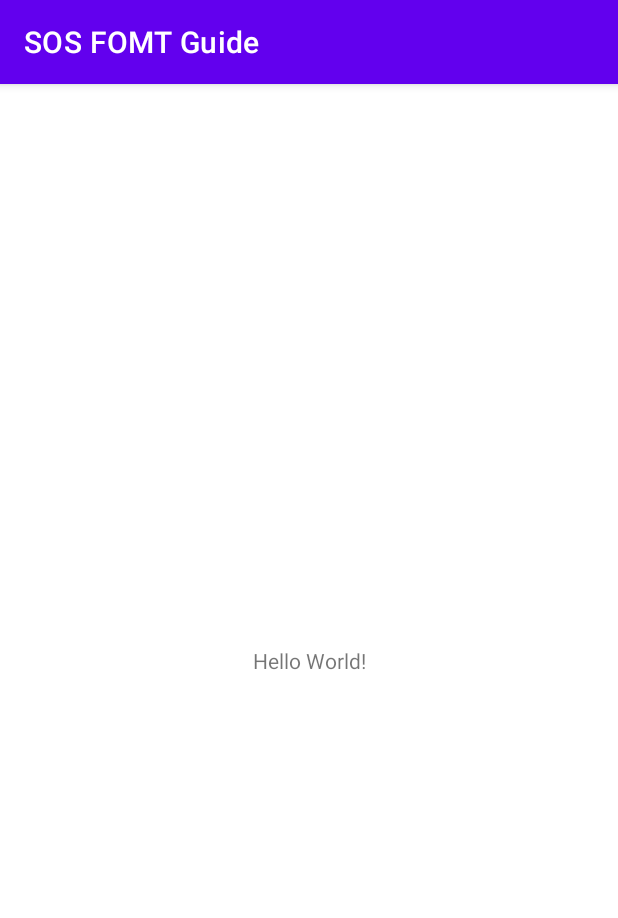
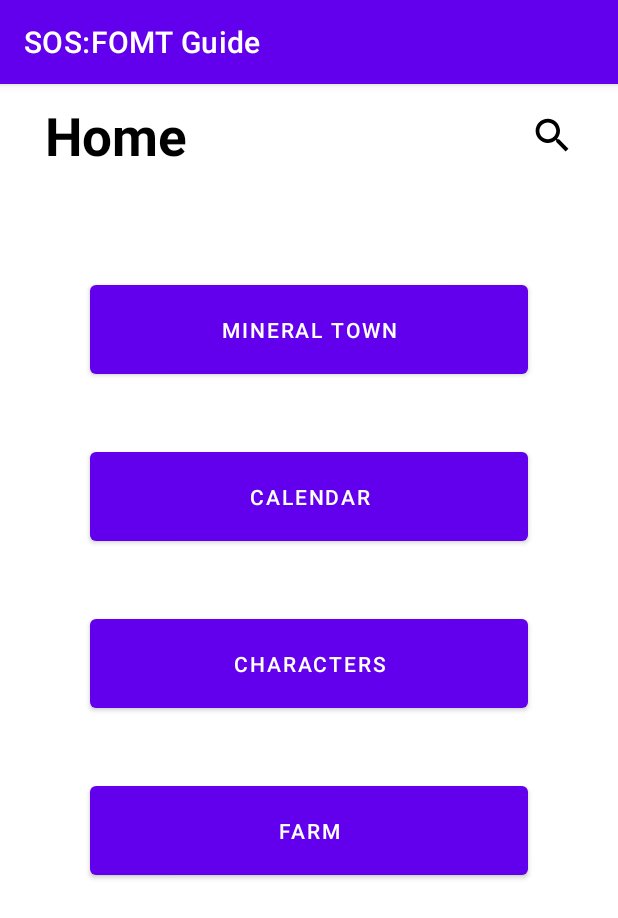
Before and after one commit to mkweman/SOS-FOMT-Guide, an Android app: the screen it shows after launch (MainActivity), on a phone screen of 412 x 824 dp. Shown: the top 918 px of the screen. Run offline under Robolectric (Android 15) with nearby library versions, the phone set to English and light mode, and no system bars.

Commit message:
Added the home page and the farm page

```diff
--- /dev/null
+++ b/app/src/main/java/com/project/sosfomtguide/HomeFragment.kt
@@ -0,0 +1,29 @@
+package com.project.sosfomtguide
+
+import android.os.Bundle
+import androidx.fragment.app.Fragment
+import android.view.LayoutInflater
+import android.view.View
+import android.view.ViewGroup
+
+class HomeFragment : Fragment() {
+
+    override fun onCreate(savedInstanceState: Bundle?) {
+        super.onCreate(savedInstanceState)
+    }
+
+    override fun onCreateView(
+        inflater: LayoutInflater, container: ViewGroup?,
+        savedInstanceState: Bundle?
+    ): View? {
+        // Inflate the layout for this fragment
+        return inflater.inflate(R.layout.fragment_home, container, false)
+    }
+
+    companion object {
+        @JvmStatic
+        fun newInstance(): HomeFragment {
+            return HomeFragment()
+        }
+    }
+}
--- /dev/null
+++ b/app/src/main/res/drawable/ic_calendar_24.xml
@@ -0,0 +1,5 @@
+<vector android:height="24dp" android:tint="#000000"
+    android:viewportHeight="24" android:viewportWidth="24"
+    android:width="24dp" xmlns:android="http://schemas.android.com/apk/res/android">
+    <path android:fillColor="@android:color/white" android:pathData="M20,3h-1L19,1h-2v2L7,3L7,1L5,1v2L4,3c-1.1,0 -2,0.9 -2,2v16c0,1.1 0.9,2 2,2h16c1.1,0 2,-0.9 2,-2L22,5c0,-1.1 -0.9,-2 -2,-2zM20,21L4,21L4,8h16v13z"/>
+</vector>
--- /dev/null
+++ b/app/src/main/res/drawable/ic_home_24.xml
@@ -0,0 +1,5 @@
+<vector android:height="24dp" android:tint="#000000"
+    android:viewportHeight="24" android:viewportWidth="24"
+    android:width="24dp" xmlns:android="http://schemas.android.com/apk/res/android">
+    <path android:fillColor="@android:color/white" android:pathData="M10,20v-6h4v6h5v-8h3L12,3 2,12h3v8z"/>
+</vector>
--- /dev/null
+++ b/app/src/main/res/drawable/ic_home_30.xml
@@ -0,0 +1,5 @@
+<vector android:height="30dp" android:tint="#000000"
+    android:viewportHeight="24" android:viewportWidth="24"
+    android:width="30dp" xmlns:android="http://schemas.android.com/apk/res/android">
+    <path android:fillColor="@android:color/white" android:pathData="M10,20v-6h4v6h5v-8h3L12,3 2,12h3v8z"/>
+</vector>
--- /dev/null
+++ b/app/src/main/res/drawable/ic_map_24.xml
@@ -0,0 +1,5 @@
+<vector android:height="24dp" android:tint="#000000"
+    android:viewportHeight="24" android:viewportWidth="24"
+    android:width="24dp" xmlns:android="http://schemas.android.com/apk/res/android">
+    <path android:fillColor="@android:color/white" android:pathData="M20.5,3l-0.16,0.03L15,5.1 9,3 3.36,4.9c-0.21,0.07 -0.36,0.25 -0.36,0.48V20.5c0,0.28 0.22,0.5 0.5,0.5l0.16,-0.03L9,18.9l6,2.1 5.64,-1.9c0.21,-0.07 0.36,-0.25 0.36,-0.48V3.5c0,-0.28 -0.22,-0.5 -0.5,-0.5zM15,19l-6,-2.11V5l6,2.11V19z"/>
+</vector>
--- /dev/null
+++ b/app/src/main/res/drawable/ic_person_24.xml
@@ -0,0 +1,5 @@
+<vector android:height="24dp" android:tint="#000000"
+    android:viewportHeight="24" android:viewportWidth="24"
+    android:width="24dp" xmlns:android="http://schemas.android.com/apk/res/android">
+    <path android:fillColor="@android:color/white" android:pathData="M12,12c2.21,0 4,-1.79 4,-4s-1.79,-4 -4,-4 -4,1.79 -4,4 1.79,4 4,4zM12,14c-2.67,0 -8,1.34 -8,4v2h16v-2c0,-2.66 -5.33,-4 -8,-4z"/>
+</vector>
--- /dev/null
+++ b/app/src/main/res/drawable/ic_search_24.xml
@@ -0,0 +1,5 @@
+<vector android:height="24dp" android:tint="#000000"
+    android:viewportHeight="24" android:viewportWidth="24"
+    android:width="24dp" xmlns:android="http://schemas.android.com/apk/res/android">
+    <path android:fillColor="@android:color/white" android:pathData="M15.5,14h-0.79l-0.28,-0.27C15.41,12.59 16,11.11 16,9.5 16,5.91 13.09,3 9.5,3S3,5.91 3,9.5 5.91,16 9.5,16c1.61,0 3.09,-0.59 4.23,-1.57l0.27,0.28v0.79l5,4.99L20.49,19l-4.99,-5zM9.5,14C7.01,14 5,11.99 5,9.5S7.01,5 9.5,5 14,7.01 14,9.5 11.99,14 9.5,14z"/>
+</vector>
--- /dev/null
+++ b/app/src/main/res/drawable/ic_search_30.xml
@@ -0,0 +1,5 @@
+<vector android:height="30dp" android:tint="#000000"
+    android:viewportHeight="24" android:viewportWidth="24"
+    android:width="30dp" xmlns:android="http://schemas.android.com/apk/res/android">
+    <path android:fillColor="@android:color/white" android:pathData="M15.5,14h-0.79l-0.28,-0.27C15.41,12.59 16,11.11 16,9.5 16,5.91 13.09,3 9.5,3S3,5.91 3,9.5 5.91,16 9.5,16c1.61,0 3.09,-0.59 4.23,-1.57l0.27,0.28v0.79l5,4.99L20.49,19l-4.99,-5zM9.5,14C7.01,14 5,11.99 5,9.5S7.01,5 9.5,5 14,7.01 14,9.5 11.99,14 9.5,14z"/>
+</vector>
--- a/app/src/main/res/layout/activity_main.xml
+++ b/app/src/main/res/layout/activity_main.xml
@@ -6,13 +6,72 @@
     android:layout_height="match_parent"
     tools:context=".MainActivity">
 
-    <TextView
-        android:layout_width="wrap_content"
+    <androidx.constraintlayout.widget.ConstraintLayout
+        android:id="@+id/topNav"
+        android:layout_width="match_parent"
         android:layout_height="wrap_content"
-        android:text="Hello World!"
+        android:paddingVertical="10dp"
+        app:layout_constraintEnd_toEndOf="parent"
+        app:layout_constraintStart_toStartOf="parent"
+        app:layout_constraintTop_toTopOf="parent"
+        app:layout_constraintBottom_toTopOf="@id/mainFragmentView">
+
+        <!--<ImageButton
+            android:id="@+id/button_home"
+            style="?android:attr/borderlessButtonStyle"
+            android:layout_width="0dp"
+            android:layout_height="wrap_content"
+            android:layout_weight=".2"
+            android:background="?android:attr/windowBackground"
+            android:contentDescription="@string/title_home"
+            android:src="@drawable/ic_home_30"
+            app:tint="?android:colorButtonNormal"
+            tools:layout_editor_absoluteX="146dp"
+            tools:layout_editor_absoluteY="158dp" />-->
+
+        <TextView
+            android:id="@+id/text_header"
+            android:layout_width="0dp"
+            android:layout_height="match_parent"
+            android:layout_weight=".7"
+            android:text="@string/title_header"
+            android:paddingStart="30dp"
+            android:gravity="start"
+            android:textColor="?android:textColorPrimary"
+            android:textSize="16pt"
+            android:textStyle="bold"
+            app:layout_constraintBottom_toBottomOf="parent"
+            app:layout_constraintEnd_toStartOf="@+id/button_search"
+            app:layout_constraintStart_toStartOf="parent"
+            app:layout_constraintTop_toTopOf="parent"
+            tools:ignore="RtlSymmetry" />
+
+        <ImageButton
+            android:id="@+id/button_search"
+            style="?android:attr/borderlessButtonStyle"
+            android:layout_width="0dp"
+            android:layout_height="wrap_content"
+            android:layout_weight=".3"
+            android:background="?android:windowBackground"
+            android:contentDescription="@string/title_search"
+            android:src="@drawable/ic_search_30"
+            app:layout_constraintBottom_toBottomOf="parent"
+            app:layout_constraintEnd_toEndOf="parent"
+            app:layout_constraintTop_toTopOf="parent"
+            app:tint="?android:colorButtonNormal" />
+
+    </androidx.constraintlayout.widget.ConstraintLayout>
+
+    <androidx.fragment.app.FragmentContainerView
+        android:id="@+id/mainFragmentView"
+        android:name="com.project.sosfomtguide.HomeFragment"
+        android:layout_width="match_parent"
+        android:layout_height="0dp"
         app:layout_constraintBottom_toBottomOf="parent"
         app:layout_constraintEnd_toEndOf="parent"
         app:layout_constraintStart_toStartOf="parent"
-        app:layout_constraintTop_toTopOf="parent" />
+        app:layout_constraintTop_toBottomOf="@+id/topNav" />
+
+
 
 </androidx.constraintlayout.widget.ConstraintLayout>
--- /dev/null
+++ b/app/src/main/res/layout/fragment_home.xml
@@ -0,0 +1,57 @@
+<?xml version="1.0" encoding="utf-8"?>
+<androidx.constraintlayout.widget.ConstraintLayout xmlns:android="http://schemas.android.com/apk/res/android"
+    xmlns:app="http://schemas.android.com/apk/res-auto"
+    xmlns:tools="http://schemas.android.com/tools"
+    android:layout_width="match_parent"
+    android:layout_height="match_parent"
+    tools:context=".HomeFragment">
+
+    <Button
+        android:id="@+id/button_town"
+        android:layout_width="0dp"
+        android:layout_height="wrap_content"
+        android:text="@string/title_town"
+        android:layout_marginHorizontal="60dp"
+        android:layout_marginVertical="60dp"
+        android:padding="20dp"
+        app:layout_constraintEnd_toEndOf="parent"
+        app:layout_constraintStart_toStartOf="parent"
+        app:layout_constraintTop_toTopOf="parent" />
+
+    <Button
+        android:id="@+id/button_calendar"
+        android:layout_width="0dp"
+        android:layout_height="wrap_content"
+        android:text="@string/title_calendar"
+        android:layout_marginHorizontal="60dp"
+        android:layout_marginVertical="40dp"
+        android:padding="20dp"
+        app:layout_constraintEnd_toEndOf="parent"
+        app:layout_constraintStart_toStartOf="parent"
+        app:layout_constraintTop_toBottomOf="@+id/button_town" />
+
+    <Button
+        android:id="@+id/button_characters"
+        android:layout_width="0dp"
+        android:layout_height="wrap_content"
+        android:text="@string/title_characters"
+        android:layout_marginHorizontal="60dp"
+        android:layout_marginVertical="40dp"
+        android:padding="20dp"
+        app:layout_constraintEnd_toEndOf="parent"
+        app:layout_constraintStart_toStartOf="parent"
+        app:layout_constraintTop_toBottomOf="@+id/button_calendar"/>
+
+    <Button
+        android:id="@+id/button_farm"
+        android:layout_width="0dp"
+        android:layout_height="wrap_content"
+        android:text="@string/title_farm"
+        android:layout_marginHorizontal="60dp"
+        android:layout_marginVertical="40dp"
+        android:padding="20dp"
+        app:layout_constraintEnd_toEndOf="parent"
+        app:layout_constraintStart_toStartOf="parent"
+        app:layout_constraintTop_toBottomOf="@+id/button_characters"/>
+
+</androidx.constraintlayout.widget.ConstraintLayout>
--- a/app/src/main/res/values-night/themes.xml
+++ b/app/src/main/res/values-night/themes.xml
@@ -1,4 +1,4 @@
-<resources xmlns:tools="http://schemas.android.com/tools">
+<resources>
     <!-- Base application theme. -->
     <style name="Theme.SOSFOMTGuide" parent="Theme.MaterialComponents.DayNight.DarkActionBar">
         <!-- Primary brand color. -->
@@ -10,7 +10,9 @@
         <item name="colorSecondaryVariant">@color/teal_200</item>
         <item name="colorOnSecondary">@color/black</item>
         <!-- Status bar color. -->
-        <item name="android:statusBarColor" tools:targetApi="l">?attr/colorPrimaryVariant</item>
+        <item name="android:statusBarColor" >?attr/colorPrimaryVariant</item>
         <!-- Customize your theme here. -->
+        <item name="android:textColorPrimary">@color/white</item>
+        <item name="android:colorButtonNormal">@color/white</item>
     </style>
 </resources>
--- a/app/src/main/res/values/strings.xml
+++ b/app/src/main/res/values/strings.xml
@@ -1,3 +1,30 @@
 <resources>
-    <string name="app_name">SOS FOMT Guide</string>
+    <string name="app_name">SOS:FOMT Guide</string>
+    <string name="title_header">Home</string>
+    <string name="title_home">Home</string>
+    <string name="title_search">Search</string>
+
+    <!-- Town Store and Characters -->
+    <string name="title_town">Mineral Town</string>
+    <string name="title_characters">Characters</string>
+
+    <!-- Farm Items -->
+    <string name="title_farm">Farm</string>
+
+    <string name="title_crops">Crops</string>
+    <string name="crop_spring">Spring</string>
+    <string name="crop_summer">Summer</string>
+    <string name="crop_fall">Fall</string>
+    <string name="fruit_tree">Fruit Trees</string>
+
+    <string name="title_animals">Animals</string>
+
+    <string name="title_buildings">Buildings</string>
+
+    <string name="title_tools">Tools</string>
+
+    <string name="title_sellable_items">Sellable Items</string>
+
+    <!-- Miscellaneous Items -->
+    <string name="title_calendar">Calendar</string>
 </resources>
--- a/app/src/main/res/values/themes.xml
+++ b/app/src/main/res/values/themes.xml
@@ -1,4 +1,4 @@
-<resources xmlns:tools="http://schemas.android.com/tools">
+<resources>
     <!-- Base application theme. -->
     <style name="Theme.SOSFOMTGuide" parent="Theme.MaterialComponents.DayNight.DarkActionBar">
         <!-- Primary brand color. -->
@@ -10,7 +10,9 @@
         <item name="colorSecondaryVariant">@color/teal_700</item>
         <item name="colorOnSecondary">@color/black</item>
         <!-- Status bar color. -->
-        <item name="android:statusBarColor" tools:targetApi="l">?attr/colorPrimaryVariant</item>
+        <item name="android:statusBarColor" >?attr/colorPrimaryVariant</item>
         <!-- Customize your theme here. -->
+        <item name="android:textColorPrimary">@color/black</item>
+        <item name="android:colorButtonNormal">@color/black</item>
     </style>
 </resources>
```
Also changed, not shown: app/src/main/java/com/project/sosfomtguide/FarmFragment.kt (added, +29 -0 lines), app/src/main/res/layout/fragment_farm.xml (added, +83 -0 lines).
